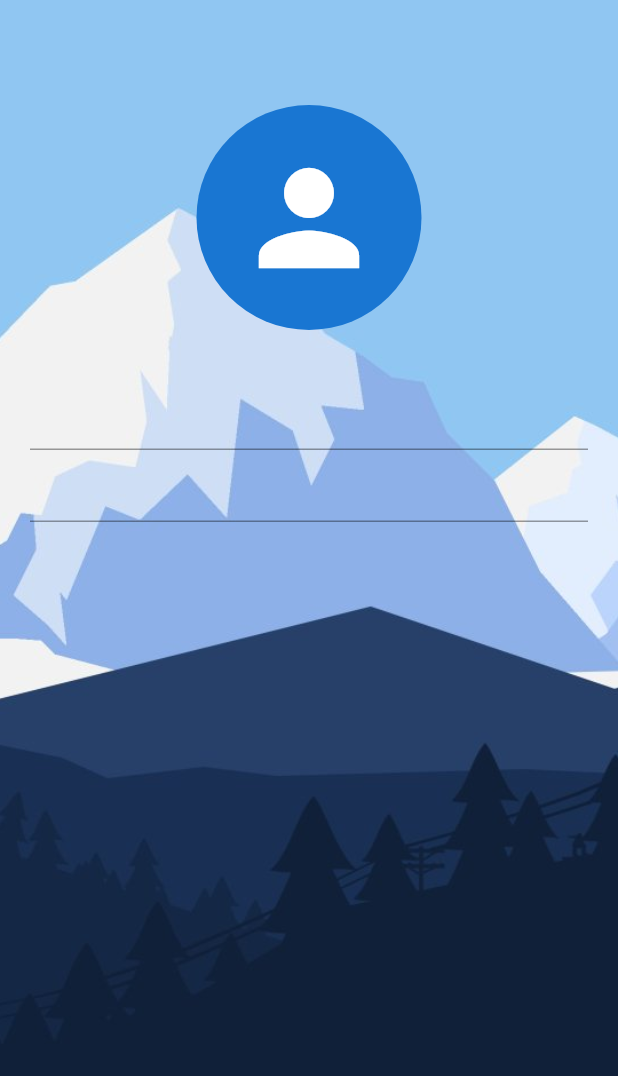
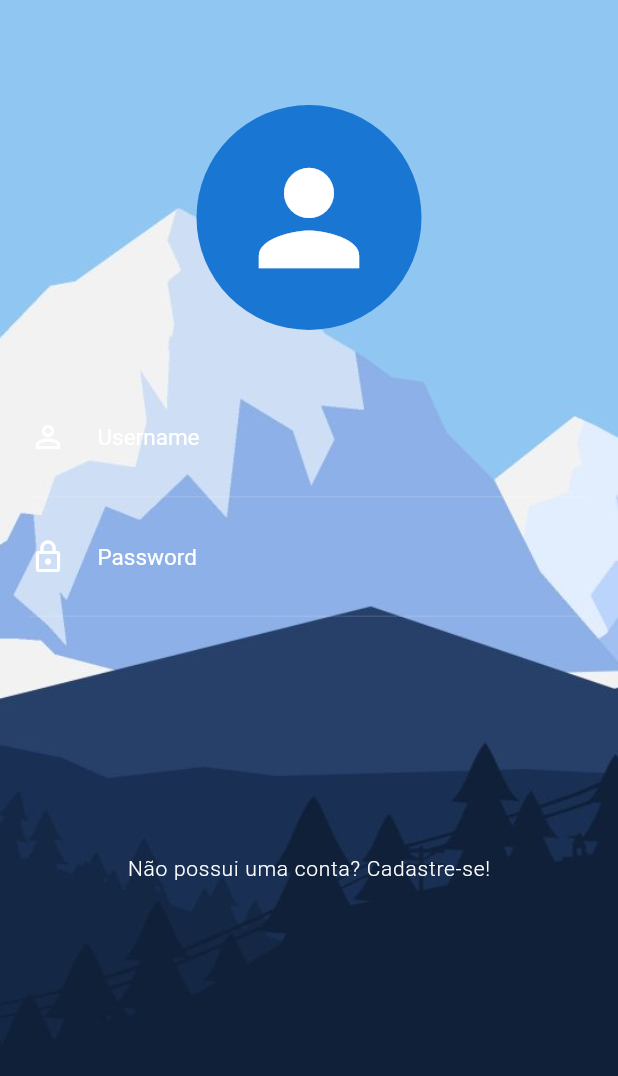
Before and after one commit to GustavoNeri02/animacoes_complexas, a Flutter app: the screen it shows after launch, on a phone screen of 412 x 824 dp. Shown: the top 1076 px of the screen. Run offline on Flutter 3.47's test engine with Material 2 defaults, Android fonts, the light colour scheme and no system bars.

Commit message:
criando campos de texto

```diff
--- a/lib/screens/login/login_screen.dart
+++ b/lib/screens/login/login_screen.dart
@@ -1,4 +1,5 @@
 import 'package:animations/screens/login/widgets/form_container.dart';
+import 'package:animations/screens/login/widgets/sign_up_button.dart';
 import 'package:flutter/material.dart';
 
 class LoginScreen extends StatefulWidget {
@@ -25,7 +26,7 @@ class _LoginScreenState extends State<LoginScreen> {
             Stack(
               children: [
                 Column(
-                  children: [
+                  children: const [
                     Padding(
                       padding: EdgeInsets.only(top: 70, bottom: 32),
                       child: SizedBox(
@@ -37,6 +38,7 @@ class _LoginScreenState extends State<LoginScreen> {
                       ),
                     ),
                     FormContainer(),
+                    SignUpButton()
                   ],
                 )
               ],
--- a/lib/screens/login/widgets/form_container.dart
+++ b/lib/screens/login/widgets/form_container.dart
@@ -1,3 +1,4 @@
+import 'package:animations/screens/login/widgets/input_field.dart';
 import 'package:flutter/material.dart';
 
 class FormContainer extends StatelessWidget {
@@ -10,8 +11,14 @@ class FormContainer extends StatelessWidget {
       child: Form(
         child: Column(
           children: [
-            TextFormField(),
-            TextFormField(),
+            InputField(
+                hint: "Username",
+                obscure: false,
+                icon: Icons.person_outline),
+            InputField(
+                hint: "Password",
+                obscure: true,
+                icon: Icons.lock_outline),
           ],
         ),
       ),
--- /dev/null
+++ b/lib/screens/login/widgets/input_field.dart
@@ -0,0 +1,44 @@
+import 'package:flutter/material.dart';
+
+class InputField extends StatelessWidget {
+  final String hint;
+  final bool obscure;
+  final IconData icon;
+
+  const InputField({Key? key,
+    required this.hint,
+    required this.obscure,
+    required this.icon
+  }) : super(key: key);
+
+  @override
+  Widget build(BuildContext context) {
+    return Container(
+      decoration: const BoxDecoration(
+        border: Border(
+          bottom: BorderSide(
+            color: Colors.white24,
+            width: 0.5
+          )
+        )
+      ),
+      child: TextFormField(
+        obscureText: obscure,
+        style: const TextStyle(
+          color: Colors.white,
+        ),
+        decoration: InputDecoration(
+          hintText: hint,
+          hintStyle: const TextStyle(
+            color: Colors.white,
+            fontSize: 15,
+          ),
+          icon: Icon(icon, color: Colors.white,),
+          border: InputBorder.none,
+          contentPadding: const EdgeInsets.only(
+              top: 30, right: 30, bottom: 30, left: 5),
+        ),
+      ),
+    );
+  }
+}
--- /dev/null
+++ b/lib/screens/login/widgets/sign_up_button.dart
@@ -0,0 +1,24 @@
+import 'package:flutter/material.dart';
+
+class SignUpButton extends StatelessWidget {
+  const SignUpButton({Key? key}) : super(key: key);
+
+  @override
+  Widget build(BuildContext context) {
+    return TextButton(
+      style: TextButton.styleFrom(
+        padding: const EdgeInsets.only(top: 160)
+      ),
+      child: const Text(
+        "Não possui uma conta? Cadastre-se!",
+        overflow: TextOverflow.ellipsis,
+        style: TextStyle(
+            color: Colors.white,
+          fontWeight: FontWeight.w300,
+          letterSpacing: 0.5,
+        ),
+      ),
+      onPressed: (){},
+    );
+  }
+}
```
